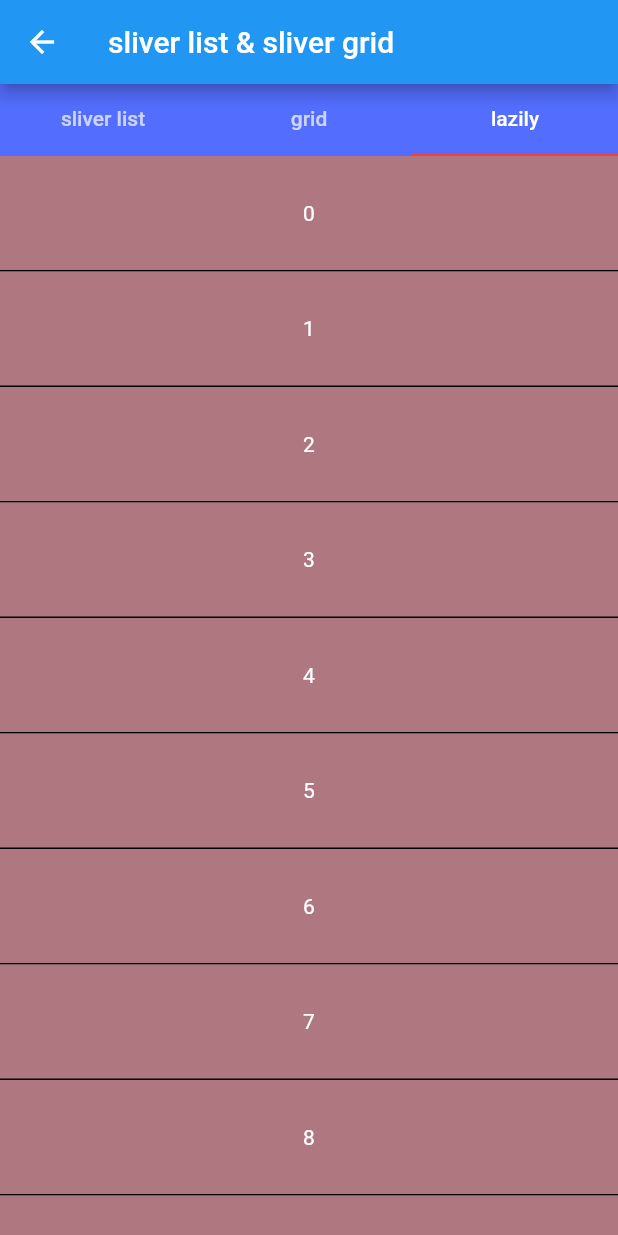
After one commit to dum3ng/flutter-widgets, a Flutter app: the WeekSliverCollection screen opened directly, tab 3 chosen, on a phone screen of 412 x 824 dp. The commit adds this screen. Run offline on Flutter 3.47's test engine with Material 2 defaults, Android fonts, the phone set to English and light mode, and no system bars.

Commit message:
add sliver list & sliver grid

```diff
--- a/lib/main.dart
+++ b/lib/main.dart
@@ -8,6 +8,7 @@ import 'package:widgets/opacity.dart';
 import 'package:widgets/page_view.dart';
 import 'package:widgets/safe_area.dart';
 import 'package:widgets/sliver_app_bar.dart';
+import 'package:widgets/sliver_collection.dart';
 import 'package:widgets/table.dart';
 import 'package:widgets/wrap.dart';
 
@@ -25,6 +26,7 @@ class RoutesData {
   static const PageView = '/page view';
   static const Table = '/table';
   static const SliverAppBar = '/sliver app bar';
+  static const SliverCollection = '/sliver list & sliver grid';
 
 }
 
@@ -40,6 +42,7 @@ var routesMap = {
   RoutesData.PageView: () => WeekPageView(),
   RoutesData.Table: () => WeekTable(),
   RoutesData.SliverAppBar: () => WeekSliverAppBar(),
+  RoutesData.SliverCollection: () => WeekSliverCollection(),
 
 };
 
--- /dev/null
+++ b/lib/sliver_collection.dart
@@ -0,0 +1,147 @@
+import 'package:flutter/material.dart';
+import 'dart:math';
+import 'package:widgets/common_container.dart';
+
+class WeekSliverCollection extends StatelessWidget {
+  @override
+  Widget build(BuildContext context) {
+    return CommonContainer(
+        title: 'sliver list & sliver grid',
+        child: DefaultTabController(
+            length: 3,
+            child: Scaffold(
+                body: Column(
+              children: <Widget>[
+                /// To change the background color of TabBar, wrap it in a Container,
+                /// and change the color of the Container.
+                /// See: https://stackoverflow.com/questions/50566868/how-to-change-background-color-of-tabbar-without-changing-the-appbar-in-flutter
+                Container(
+                  color: Colors.indigoAccent,
+                  child: TabBar(
+                      labelColor: Colors.white,
+                      indicatorColor: Colors.red,
+//                    labelStyle:TextStyle(backgroundColor: Colors.green) ,
+                      tabs: [
+                        Tab(
+                          text: 'sliver list',
+                        ),
+                        Tab(text: 'grid'),
+                        Tab(text: 'lazily')
+                      ]),
+                ),
+                Expanded(
+                  child: TabBarView(
+                    children: <Widget>[
+                      demoSliverList(),
+                      demoSliverGrid(),
+                      Tab3List(),
+//                      demoSliverLazyList(),
+                    ],
+                  ),
+                )
+              ],
+            ))
+//          Scaffold(
+//              appBar: AppBar(
+//                bottom: TabBar(tabs: [
+//                  Tab(text: 'sliver list'),
+//                  Tab(text: 'grid'),
+//                  Tab(text: 'lazily')
+//                ]),
+//              ),
+//              body: TabBarView(
+//                children: <Widget>[
+//                  demoSliverList(),
+//                  demoSliverGrid(),
+//                  demoSliverLazyList(),
+//                ],
+//              )),
+            ));
+  }
+
+  Widget demoSliverList() {
+    return CustomScrollView(
+      key: PageStorageKey(2),
+      slivers: <Widget>[
+        SliverList(
+          delegate: SliverChildListDelegate(List.generate(20, (index) => index)
+              .map((x) => createListTile(x.toString()))
+              .toList()),
+        ),
+      ],
+    );
+  }
+
+  Widget demoSliverGrid() {
+    return CustomScrollView(
+      slivers: <Widget>[
+        SliverGrid(
+          gridDelegate: SliverGridDelegateWithFixedCrossAxisCount(
+            crossAxisCount: 4,
+          ),
+          delegate: SliverChildListDelegate(List<int>.generate(84, (i) => i)
+              .map((x) => createListTile(x.toString()))
+              .toList()),
+        )
+      ],
+    );
+  }
+
+  Widget demoSliverLazyList() {
+    return CustomScrollView(
+      slivers: <Widget>[
+        SliverList(
+          delegate: SliverChildBuilderDelegate(
+              (context, index) => createListTile(index.toString())),
+        )
+      ],
+    );
+  }
+}
+
+Color getRandomColor() {
+  return Color(Random().nextInt(0xffffffff));
+}
+
+Widget createListTile(String text) {
+  return Container(
+    decoration: BoxDecoration(
+        border: Border(bottom: BorderSide()), color: getRandomColor()),
+    padding: EdgeInsets.all(30.0),
+    child: Center(
+      child: Text(
+        text,
+        style: TextStyle(color: Colors.white),
+      ),
+    ),
+  );
+}
+
+class Tab3List extends StatefulWidget {
+  @override
+  State<StatefulWidget> createState() {
+    // TODO: implement createState
+    return _Tab3State();
+  }
+}
+
+/// Use keep-alive to keep the state when switch tab bar
+class _Tab3State<Tab3List> extends State with AutomaticKeepAliveClientMixin {
+  @override
+  // TODO: implement wantKeepAlive
+  bool get wantKeepAlive => true;
+
+  @override
+  Widget build(BuildContext context) {
+    super.build(context);
+    // TODO: implement build
+    return CustomScrollView(
+      slivers: <Widget>[
+        SliverList(
+          delegate: SliverChildBuilderDelegate(
+              (context, index) => createListTile(index.toString())),
+        )
+      ],
+    );
+  }
+}
```
